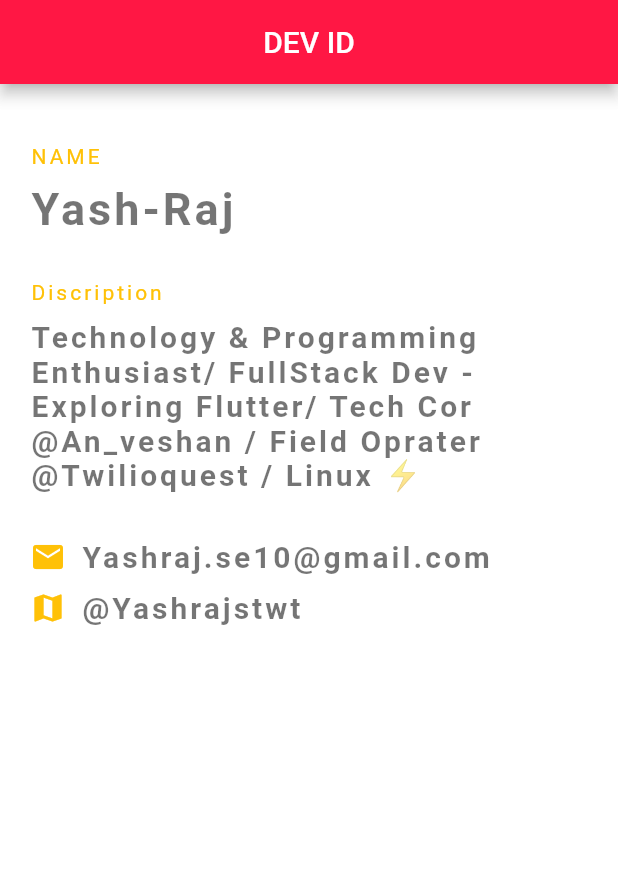
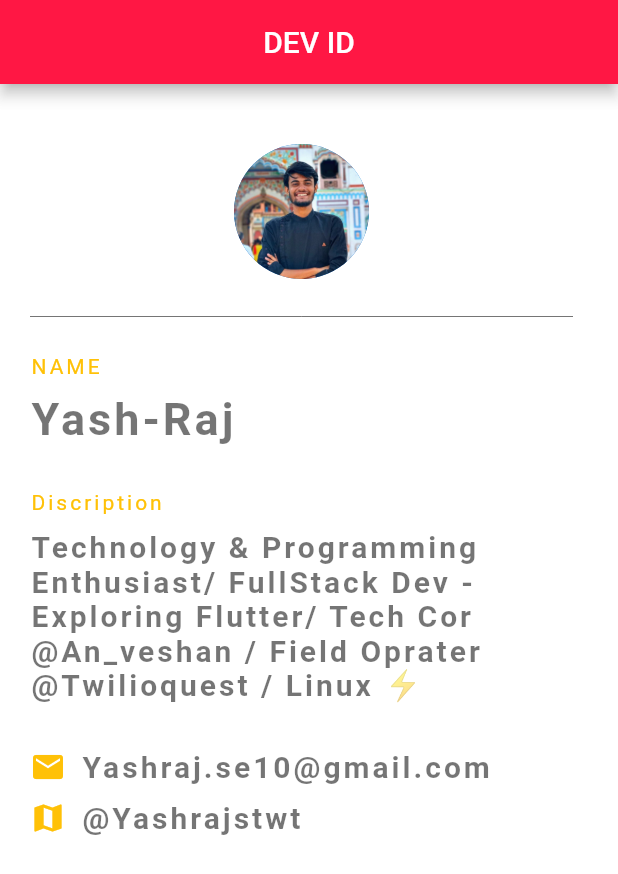
Before and after one commit to yash-raj10/MyApp, a Flutter app: the screen it shows after launch, on a phone screen of 412 x 824 dp. Shown: the top 874 px of the screen. Run offline on Flutter 3.47's test engine with Material 2 defaults, Android fonts, the phone set to English and light mode, and no system bars.

Commit message:
all things done

```diff
--- a/lib/main.dart
+++ b/lib/main.dart
@@ -21,6 +21,16 @@ class  MyDetails extends StatelessWidget {
         child: Column(
           crossAxisAlignment: CrossAxisAlignment.start,
           children: [
+            Center(
+              child: CircleAvatar(
+                backgroundImage: AssetImage('assets/Yash(1).jpg'),
+                radius: 45.0,
+              ),
+            ),
+            Divider(
+              height:50,
+              color: Colors.black54,
+            ),
             Text(
               'NAME',
               style: TextStyle(
--- a/pubspec.yaml
+++ b/pubspec.yaml
@@ -59,9 +59,9 @@ flutter:
   uses-material-design: true
 
   # To add assets to your application, add an assets section, like this:
-  # assets:
-  #   - images/a_dot_burr.jpeg
-  #   - images/a_dot_ham.jpeg
+  assets:
+    - assets/Yash(1).jpg
+
 
   # An image asset can refer to one or more resolution-specific "variants", see
   # https://flutter.dev/assets-and-images/#resolution-aware
```
Also changed, not shown: assets/Yash(1).jpg (added).
